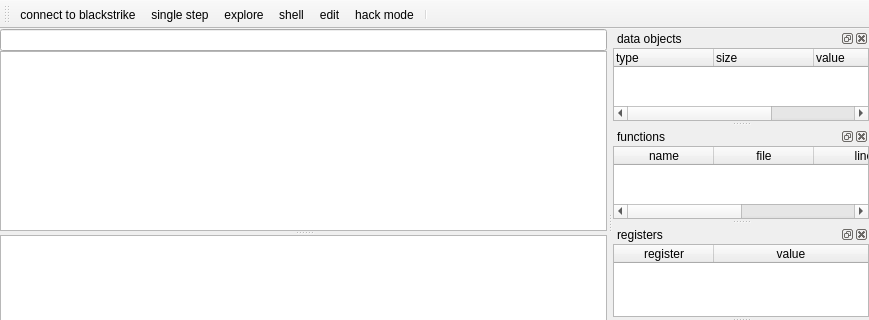
Old version of the form mainwindow.ui in the repository stoyan-shopov/troll; both pictures show x 0 to 869 and y 0 to 320 of the 869 by 654 pixel window.
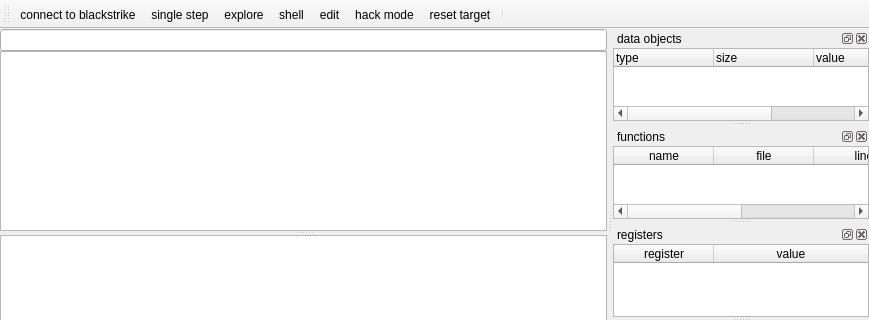
New version of the form.

Commit message: initial support for resetting the target

What changed in the file:
```diff
--- a/mainwindow.ui
+++ b/mainwindow.ui
@@ -71,6 +71,7 @@
    <addaction name="actionShell"/>
    <addaction name="actionEdit"/>
    <addaction name="actionHack_mode"/>
+   <addaction name="actionReset_target"/>
    <addaction name="separator"/>
   </widget>
   <widget class="QStatusBar" name="statusBar"/>
@@ -543,6 +544,11 @@
     <string>Ctrl+H</string>
    </property>
   </action>
+  <action name="actionReset_target">
+   <property name="text">
+    <string>reset target</string>
+   </property>
+  </action>
  </widget>
  <layoutdefault spacing="6" margin="11"/>
  <resources/>
```
The commit also changes 3 other files.
